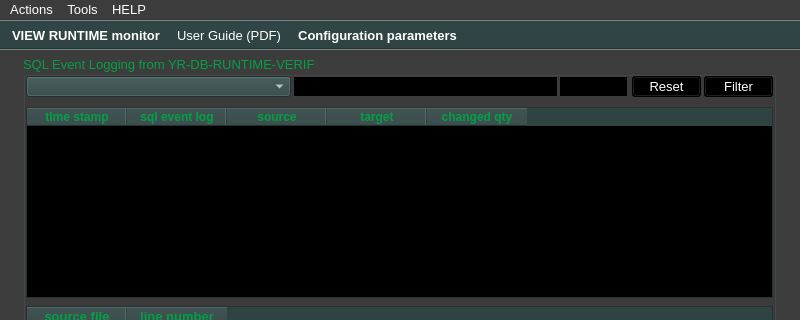
First picture: the form in ui/yr-db-runtime-verif-main-window.ui, repository yerothd/yr-db-runtime-verif, before the edit; both pictures show x 0 to 800 and y 0 to 320 of the 800 by 600 pixel window.
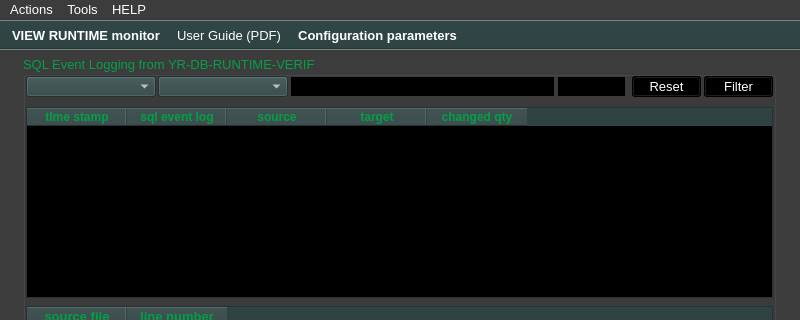
Second picture: the form after the edit. Icons and pictures are not drawn. Custom widgets are drawn as their Qt base class.

Commit message: UPDATED.. I have added a new combobox for search filtering user entered sql event, and SUT (as source of log event ).

The edit to the form file:
```diff
--- a/ui/yr-db-runtime-verif-main-window.ui
+++ b/ui/yr-db-runtime-verif-main-window.ui
@@ -4189,7 +4189,7 @@
       <rect>
        <x>3</x>
        <y>20</y>
-       <width>265</width>
+       <width>130</width>
        <height>21</height>
       </rect>
      </property>
@@ -4703,7 +4703,7 @@
     <widget class="QLineEdit" name="lineEdit_FILTERING_COUNT">
      <property name="geometry">
       <rect>
-       <x>536</x>
+       <x>534</x>
        <y>20</y>
        <width>69</width>
        <height>21</height>
@@ -5641,7 +5641,7 @@
     <widget class="QLineEdit" name="lineEdit_SQL_event_filtering">
      <property name="geometry">
       <rect>
-       <x>270</x>
+       <x>267</x>
        <y>20</y>
        <width>265</width>
        <height>21</height>
@@ -6579,6 +6579,522 @@
       <string>Filter</string>
      </property>
     </widget>
+    <widget class="YRDBRUNTIMEVERIF_ComboBox" name="comboBox_global_filtering">
+     <property name="geometry">
+      <rect>
+       <x>135</x>
+       <y>20</y>
+       <width>130</width>
+       <height>21</height>
+      </rect>
+     </property>
+     <property name="palette">
+      <palette>
+       <active>
+        <colorrole role="WindowText">
+         <brush brushstyle="SolidPattern">
+          <color alpha="255">
+           <red>255</red>
+           <green>255</green>
+           <blue>255</blue>
+          </color>
+         </brush>
+        </colorrole>
+        <colorrole role="Button">
+         <brush brushstyle="SolidPattern">
+          <color alpha="255">
+           <red>47</red>
+           <green>67</green>
+           <blue>67</blue>
+          </color>
+         </brush>
+        </colorrole>
+        <colorrole role="Light">
+         <brush brushstyle="SolidPattern">
+          <color alpha="255">
+           <red>47</red>
+           <green>67</green>
+           <blue>67</blue>
+          </color>
+         </brush>
+        </colorrole>
+        <colorrole role="Midlight">
+         <brush brushstyle="SolidPattern">
+          <color alpha="255">
+           <red>47</red>
+           <green>67</green>
+           <blue>67</blue>
+          </color>
+         </brush>
+        </colorrole>
+        <colorrole role="Dark">
+         <brush brushstyle="SolidPattern">
+          <color alpha="255">
+           <red>30</red>
+           <green>30</green>
+           <blue>30</blue>
+          </color>
+         </brush>
+        </colorrole>
+        <colorrole role="Mid">
+         <brush brushstyle="SolidPattern">
+          <color alpha="255">
+           <red>40</red>
+           <green>40</green>
+           <blue>40</blue>
+          </color>
+         </brush>
+        </colorrole>
+        <colorrole role="Text">
+         <brush brushstyle="SolidPattern">
+          <color alpha="255">
+           <red>255</red>
+           <green>255</green>
+           <blue>255</blue>
+          </color>
+         </brush>
+        </colorrole>
+        <colorrole role="BrightText">
+         <brush brushstyle="SolidPattern">
+          <color alpha="255">
+           <red>255</red>
+           <green>255</green>
+           <blue>255</blue>
+          </color>
+         </brush>
+        </colorrole>
+        <colorrole role="ButtonText">
+         <brush brushstyle="SolidPattern">
+          <color alpha="255">
+           <red>255</red>
+           <green>255</green>
+           <blue>255</blue>
+          </color>
+         </brush>
+        </colorrole>
+        <colorrole role="Base">
+         <brush brushstyle="SolidPattern">
+          <color alpha="255">
+           <red>0</red>
+           <green>0</green>
+           <blue>0</blue>
+          </color>
+         </brush>
+        </colorrole>
+        <colorrole role="Window">
+         <brush brushstyle="SolidPattern">
+          <color alpha="255">
+           <red>47</red>
+           <green>67</green>
+           <blue>67</blue>
+          </color>
+         </brush>
+        </colorrole>
+        <colorrole role="Shadow">
+         <brush brushstyle="SolidPattern">
+          <color alpha="255">
+           <red>0</red>
+           <green>0</green>
+           <blue>0</blue>
+          </color>
+         </brush>
+        </colorrole>
+        <colorrole role="Highlight">
+         <brush brushstyle="SolidPattern">
+          <color alpha="255">
+           <red>0</red>
+           <green>0</green>
+           <blue>0</blue>
+          </color>
+         </brush>
+        </colorrole>
+        <colorrole role="HighlightedText">
+         <brush brushstyle="SolidPattern">
+          <color alpha="255">
+           <red>2</red>
+           <green>160</green>
+           <blue>70</blue>
+          </color>
+         </brush>
+        </colorrole>
+        <colorrole role="AlternateBase">
+         <brush brushstyle="SolidPattern">
+          <color alpha="255">
+           <red>30</red>
+           <green>30</green>
+           <blue>30</blue>
+          </color>
+         </brush>
+        </colorrole>
+        <colorrole role="ToolTipBase">
+         <brush brushstyle="SolidPattern">
+          <color alpha="255">
+           <red>255</red>
+           <green>255</green>
+           <blue>220</blue>
+          </color>
+         </brush>
+        </colorrole>
+        <colorrole role="ToolTipText">
+         <brush brushstyle="SolidPattern">
+          <color alpha="255">
+           <red>0</red>
+           <green>0</green>
+           <blue>0</blue>
+          </color>
+         </brush>
+        </colorrole>
+        <colorrole role="PlaceholderText">
+         <brush brushstyle="NoBrush">
+          <color alpha="128">
+           <red>255</red>
+           <green>255</green>
+           <blue>255</blue>
+          </color>
+         </brush>
+        </colorrole>
+       </active>
+       <inactive>
+        <colorrole role="WindowText">
+         <brush brushstyle="SolidPattern">
+          <color alpha="255">
+           <red>255</red>
+           <green>255</green>
+           <blue>255</blue>
+          </color>
+         </brush>
+        </colorrole>
+        <colorrole role="Button">
+         <brush brushstyle="SolidPattern">
+          <color alpha="255">
+           <red>47</red>
+           <green>67</green>
+           <blue>67</blue>
+          </color>
+         </brush>
+        </colorrole>
+        <colorrole role="Light">
+         <brush brushstyle="SolidPattern">
+          <color alpha="255">
+           <red>47</red>
+           <green>67</green>
+           <blue>67</blue>
+          </color>
+         </brush>
+        </colorrole>
+        <colorrole role="Midlight">
+         <brush brushstyle="SolidPattern">
+          <color alpha="255">
+           <red>47</red>
+           <green>67</green>
+           <blue>67</blue>
+          </color>
+         </brush>
+        </colorrole>
+        <colorrole role="Dark">
+         <brush brushstyle="SolidPattern">
+          <color alpha="255">
+           <red>30</red>
+           <green>30</green>
+           <blue>30</blue>
+          </color>
+         </brush>
+        </colorrole>
+        <colorrole role="Mid">
+         <brush brushstyle="SolidPattern">
+          <color alpha="255">
+           <red>40</red>
+           <green>40</green>
+           <blue>40</blue>
+          </color>
+         </brush>
+        </colorrole>
+        <colorrole role="Text">
+         <brush brushstyle="SolidPattern">
+          <color alpha="255">
+           <red>255</red>
+           <green>255</green>
+           <blue>255</blue>
+          </color>
+         </brush>
+        </colorrole>
+        <colorrole role="BrightText">
+         <brush brushstyle="SolidPattern">
+          <color alpha="255">
+           <red>255</red>
+           <green>255</green>
+           <blue>255</blue>
+          </color>
+         </brush>
+        </colorrole>
+        <colorrole role="ButtonText">
+         <brush brushstyle="SolidPattern">
+          <color alpha="255">
+           <red>255</red>
+           <green>255</green>
+           <blue>255</blue>
+          </color>
+         </brush>
+        </colorrole>
+        <colorrole role="Base">
+         <brush brushstyle="SolidPattern">
+          <color alpha="255">
+           <red>0</red>
+           <green>0</green>
+           <blue>0</blue>
+          </color>
+         </brush>
+        </colorrole>
+        <colorrole role="Window">
+         <brush brushstyle="SolidPattern">
+          <color alpha="255">
+           <red>47</red>
+           <green>67</green>
+           <blue>67</blue>
+          </color>
+         </brush>
+        </colorrole>
+        <colorrole role="Shadow">
+         <brush brushstyle="SolidPattern">
+          <color alpha="255">
+           <red>0</red>
+           <green>0</green>
+           <blue>0</blue>
+          </color>
+         </brush>
+        </colorrole>
+        <colorrole role="Highlight">
+         <brush brushstyle="SolidPattern">
+          <color alpha="255">
+           <red>0</red>
+           <green>0</green>
+           <blue>0</blue>
+          </color>
+         </brush>
+        </colorrole>
+        <colorrole role="HighlightedText">
+         <brush brushstyle="SolidPattern">
+          <color alpha="255">
+           <red>2</red>
+           <green>160</green>
+           <blue>70</blue>
+          </color>
+         </brush>
+        </colorrole>
+        <colorrole role="AlternateBase">
+         <brush brushstyle="SolidPattern">
+          <color alpha="255">
+           <red>30</red>
+           <green>30</green>
+           <blue>30</blue>
+          </color>
+         </brush>
+        </colorrole>
+        <colorrole role="ToolTipBase">
+         <brush brushstyle="SolidPattern">
+          <color alpha="255">
+           <red>255</red>
+           <green>255</green>
+           <blue>220</blue>
+          </color>
+         </brush>
+        </colorrole>
+        <colorrole role="ToolTipText">
+         <brush brushstyle="SolidPattern">
+          <color alpha="255">
+           <red>0</red>
+           <green>0</green>
+           <blue>0</blue>
+          </color>
+         </brush>
+        </colorrole>
+        <colorrole role="PlaceholderText">
+         <brush brushstyle="NoBrush">
+          <color alpha="128">
+           <red>255</red>
+           <green>255</green>
+           <blue>255</blue>
+          </color>
+         </brush>
+        </colorrole>
+       </inactive>
+       <disabled>
+        <colorrole role="WindowText">
+         <brush brushstyle="SolidPattern">
+          <color alpha="255">
+           <red>30</red>
+           <green>30</green>
+           <blue>30</blue>
+          </color>
+         </brush>
+        </colorrole>
+        <colorrole role="Button">
+         <brush brushstyle="SolidPattern">
+          <color alpha="255">
+           <red>47</red>
+           <green>67</green>
+           <blue>67</blue>
+          </color>
+         </brush>
+        </colorrole>
+        <colorrole role="Light">
+         <brush brushstyle="SolidPattern">
+          <color alpha="255">
+           <red>47</red>
+           <green>67</green>
+           <blue>67</blue>
+          </color>
+         </brush>
+        </colorrole>
+        <colorrole role="Midlight">
+         <brush brushstyle="SolidPattern">
+          <color alpha="255">
+           <red>47</red>
+           <green>67</green>
+           <blue>67</blue>
+          </color>
+         </brush>
+        </colorrole>
+        <colorrole role="Dark">
+         <brush brushstyle="SolidPattern">
+          <color alpha="255">
+           <red>30</red>
+           <green>30</green>
+           <blue>30</blue>
+          </color>
+         </brush>
+        </colorrole>
+        <colorrole role="Mid">
+         <brush brushstyle="SolidPattern">
+          <color alpha="255">
+           <red>40</red>
+           <green>40</green>
+           <blue>40</blue>
+          </color>
+         </brush>
+        </colorrole>
+        <colorrole role="Text">
+         <brush brushstyle="SolidPattern">
+          <color alpha="255">
+           <red>30</red>
+           <green>30</green>
+           <blue>30</blue>
+          </color>
+         </brush>
+        </colorrole>
+        <colorrole role="BrightText">
+         <brush brushstyle="SolidPattern">
+          <color alpha="255">
+           <red>255</red>
+           <green>255</green>
+           <blue>255</blue>
+          </color>
+         </brush>
+        </colorrole>
+        <colorrole role="ButtonText">
+         <brush brushstyle="SolidPattern">
+          <color alpha="255">
+           <red>30</red>
+           <green>30</green>
+           <blue>30</blue>
+          </color>
+         </brush>
+        </colorrole>
+        <colorrole role="Base">
+         <brush brushstyle="SolidPattern">
+          <color alpha="255">
+           <red>47</red>
+           <green>67</green>
+           <blue>67</blue>
+          </color>
+         </brush>
+        </colorrole>
+        <colorrole role="Window">
+         <brush brushstyle="SolidPattern">
+          <color alpha="255">
+           <red>47</red>
+           <green>67</green>
+           <blue>67</blue>
+          </color>
+         </brush>
+        </colorrole>
+        <colorrole role="Shadow">
+         <brush brushstyle="SolidPattern">
+          <color alpha="255">
+           <red>0</red>
+           <green>0</green>
+           <blue>0</blue>
+          </color>
+         </brush>
+        </colorrole>
+        <colorrole role="Highlight">
+         <brush brushstyle="SolidPattern">
+          <color alpha="255">
+           <red>145</red>
+           <green>145</green>
+           <blue>145</blue>
+          </color>
+         </brush>
+        </colorrole>
+        <colorrole role="HighlightedText">
+         <brush brushstyle="SolidPattern">
+          <color alpha="255">
+           <red>2</red>
+           <green>160</green>
+           <blue>70</blue>
+          </color>
+         </brush>
+        </colorrole>
+        <colorrole role="AlternateBase">
+         <brush brushstyle="SolidPattern">
+          <color alpha="255">
+           <red>60</red>
+           <green>60</green>
+           <blue>60</blue>
+          </color>
+         </brush>
+        </colorrole>
+        <colorrole role="ToolTipBase">
+         <brush brushstyle="SolidPattern">
+          <color alpha="255">
+           <red>255</red>
+           <green>255</green>
+           <blue>220</blue>
+          </color>
+         </brush>
+        </colorrole>
+        <colorrole role="ToolTipText">
+         <brush brushstyle="SolidPattern">
+          <color alpha="255">
+           <red>0</red>
+           <green>0</green>
+           <blue>0</blue>
+          </color>
+         </brush>
+        </colorrole>
+        <colorrole role="PlaceholderText">
+         <brush brushstyle="NoBrush">
+          <color alpha="128">
+           <red>255</red>
+           <green>255</green>
+           <blue>255</blue>
+          </color>
+         </brush>
+        </colorrole>
+       </disabled>
+      </palette>
+     </property>
+     <property name="font">
+      <font>
+       <pointsize>10</pointsize>
+       <weight>50</weight>
+       <bold>false</bold>
+      </font>
+     </property>
+     <property name="toolTip">
+      <string>Select a SQL event to filter</string>
+     </property>
+    </widget>
    </widget>
    <widget class="QLabel" name="label_display_yr_db_runtime_verifier_connection_STATUS">
     <property name="geometry">
```
Left out of the diff: 4 changed lines with no effect on the pictures. The commit also changes 4 other files.
